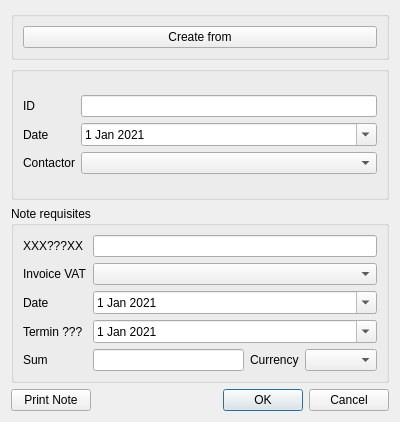
The window that CONVEYANCE_Q/Modules/Note/thenoteform.ui (Sakton/CONVEYANCE_Q) describes before a commit, drawn with Qt 5.
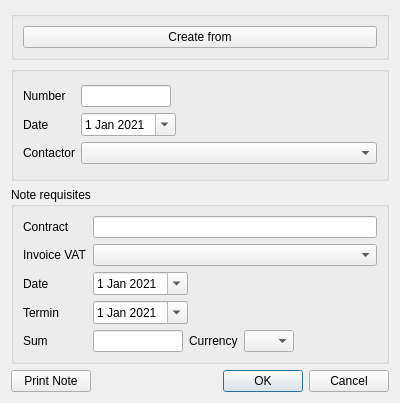
The same window after the commit.

Patch:
```diff
--- a/CONVEYANCE_Q/Modules/Note/thenoteform.ui
+++ b/CONVEYANCE_Q/Modules/Note/thenoteform.ui
@@ -7,7 +7,7 @@
     <x>0</x>
     <y>0</y>
     <width>400</width>
-    <height>422</height>
+    <height>403</height>
    </rect>
   </property>
   <property name="minimumSize">
@@ -53,7 +53,14 @@
         <item row="0" column="0">
          <layout class="QGridLayout" name="gridLayout">
           <item row="1" column="1">
-           <widget class="QLineEdit" name="lineEdit"/>
+           <widget class="QLineEdit" name="lineEditID">
+            <property name="maximumSize">
+             <size>
+              <width>90</width>
+              <height>16777215</height>
+             </size>
+            </property>
+           </widget>
           </item>
           <item row="3" column="0">
            <widget class="QLabel" name="label_3">
@@ -65,7 +72,7 @@
           <item row="1" column="0">
            <widget class="QLabel" name="label">
             <property name="text">
-             <string>ID</string>
+             <string>Number</string>
             </property>
            </widget>
           </item>
@@ -76,22 +83,45 @@
             </property>
            </widget>
           </item>
-          <item row="2" column="1">
-           <widget class="QDateEdit" name="dateEdit">
-            <property name="calendarPopup">
-             <bool>true</bool>
-            </property>
-            <property name="date">
-             <date>
-              <year>2021</year>
-              <month>1</month>
-              <day>1</day>
-             </date>
-            </property>
-           </widget>
-          </item>
           <item row="3" column="1">
-           <widget class="QComboBox" name="comboBox"/>
+           <widget class="QComboBox" name="comboBoxContactor"/>
+          </item>
+          <item row="2" column="1">
+           <layout class="QHBoxLayout" name="horizontalLayout_5">
+            <item>
+             <widget class="QDateEdit" name="dateEditDate">
+              <property name="minimumSize">
+               <size>
+                <width>90</width>
+                <height>0</height>
+               </size>
+              </property>
+              <property name="calendarPopup">
+               <bool>true</bool>
+              </property>
+              <property name="date">
+               <date>
+                <year>2021</year>
+                <month>1</month>
+                <day>1</day>
+               </date>
+              </property>
+             </widget>
+            </item>
+            <item>
+             <spacer name="horizontalSpacer_3">
+              <property name="orientation">
+               <enum>Qt::Horizontal</enum>
+              </property>
+              <property name="sizeHint" stdset="0">
+               <size>
+                <width>40</width>
+                <height>20</height>
+               </size>
+              </property>
+             </spacer>
+            </item>
+           </layout>
           </item>
          </layout>
         </item>
@@ -116,21 +146,7 @@
           <item row="0" column="0">
            <widget class="QLabel" name="label_4">
             <property name="text">
-             <string>ХХХ???ХХ</string>
-            </property>
-           </widget>
-          </item>
-          <item row="3" column="1">
-           <widget class="QDateEdit" name="dateEdit_3">
-            <property name="calendarPopup">
-             <bool>true</bool>
-            </property>
-            <property name="date">
-             <date>
-              <year>2021</year>
-              <month>1</month>
-              <day>1</day>
-             </date>
+             <string>Contract</string>
             </property>
            </widget>
           </item>
@@ -138,26 +154,12 @@
            <widget class="QComboBox" name="comboBox_2"/>
           </item>
           <item row="0" column="1">
-           <widget class="QLineEdit" name="lineEdit_2"/>
-          </item>
-          <item row="2" column="1">
-           <widget class="QDateEdit" name="dateEdit_2">
-            <property name="calendarPopup">
-             <bool>true</bool>
-            </property>
-            <property name="date">
-             <date>
-              <year>2021</year>
-              <month>1</month>
-              <day>1</day>
-             </date>
-            </property>
-           </widget>
+           <widget class="QLineEdit" name="lineEditContract"/>
           </item>
           <item row="3" column="0">
            <widget class="QLabel" name="label_7">
             <property name="text">
-             <string>Termin ???</string>
+             <string>Termin</string>
             </property>
            </widget>
           </item>
@@ -178,7 +180,14 @@
           <item row="4" column="1">
            <layout class="QHBoxLayout" name="horizontalLayout_2">
             <item>
-             <widget class="QLineEdit" name="lineEdit_3"/>
+             <widget class="QLineEdit" name="lineEditSum">
+              <property name="maximumSize">
+               <size>
+                <width>90</width>
+                <height>16777215</height>
+               </size>
+              </property>
+             </widget>
             </item>
             <item>
              <widget class="QLabel" name="label_9">
@@ -188,7 +197,101 @@
              </widget>
             </item>
             <item>
-             <widget class="QComboBox" name="comboBox_3"/>
+             <widget class="QComboBox" name="comboBoxCurrency">
+              <property name="maximumSize">
+               <size>
+                <width>50</width>
+                <height>16777215</height>
+               </size>
+              </property>
+             </widget>
+            </item>
+            <item>
+             <spacer name="horizontalSpacer_4">
+              <property name="orientation">
+               <enum>Qt::Horizontal</enum>
+              </property>
+              <property name="sizeHint" stdset="0">
+               <size>
+                <width>40</width>
+                <height>20</height>
+               </size>
+              </property>
+             </spacer>
+            </item>
+           </layout>
+          </item>
+          <item row="2" column="1">
+           <layout class="QHBoxLayout" name="horizontalLayout">
+            <item>
+             <widget class="QDateEdit" name="dateEditDateRequisites">
+              <property name="minimumSize">
+               <size>
+                <width>90</width>
+                <height>0</height>
+               </size>
+              </property>
+              <property name="calendarPopup">
+               <bool>true</bool>
+              </property>
+              <property name="date">
+               <date>
+                <year>2021</year>
+                <month>1</month>
+                <day>1</day>
+               </date>
+              </property>
+             </widget>
+            </item>
+            <item>
+             <spacer name="horizontalSpacer">
+              <property name="orientation">
+               <enum>Qt::Horizontal</enum>
+              </property>
+              <property name="sizeHint" stdset="0">
+               <size>
+                <width>40</width>
+                <height>20</height>
+               </size>
+              </property>
+             </spacer>
+            </item>
+           </layout>
+          </item>
+          <item row="3" column="1">
+           <layout class="QHBoxLayout" name="horizontalLayout_4">
+            <item>
+             <widget class="QDateEdit" name="dateEditTermin">
+              <property name="minimumSize">
+               <size>
+                <width>90</width>
+                <height>0</height>
+               </size>
+              </property>
+              <property name="calendarPopup">
+               <bool>true</bool>
+              </property>
+              <property name="date">
+               <date>
+                <year>2021</year>
+                <month>1</month>
+                <day>1</day>
+               </date>
+              </property>
+             </widget>
+            </item>
+            <item>
+             <spacer name="horizontalSpacer_2">
+              <property name="orientation">
+               <enum>Qt::Horizontal</enum>
+              </property>
+              <property name="sizeHint" stdset="0">
+               <size>
+                <width>40</width>
+                <height>20</height>
+               </size>
+              </property>
+             </spacer>
             </item>
            </layout>
           </item>
```
Left out of the diff: 8 changed lines with no effect on the pictures.
